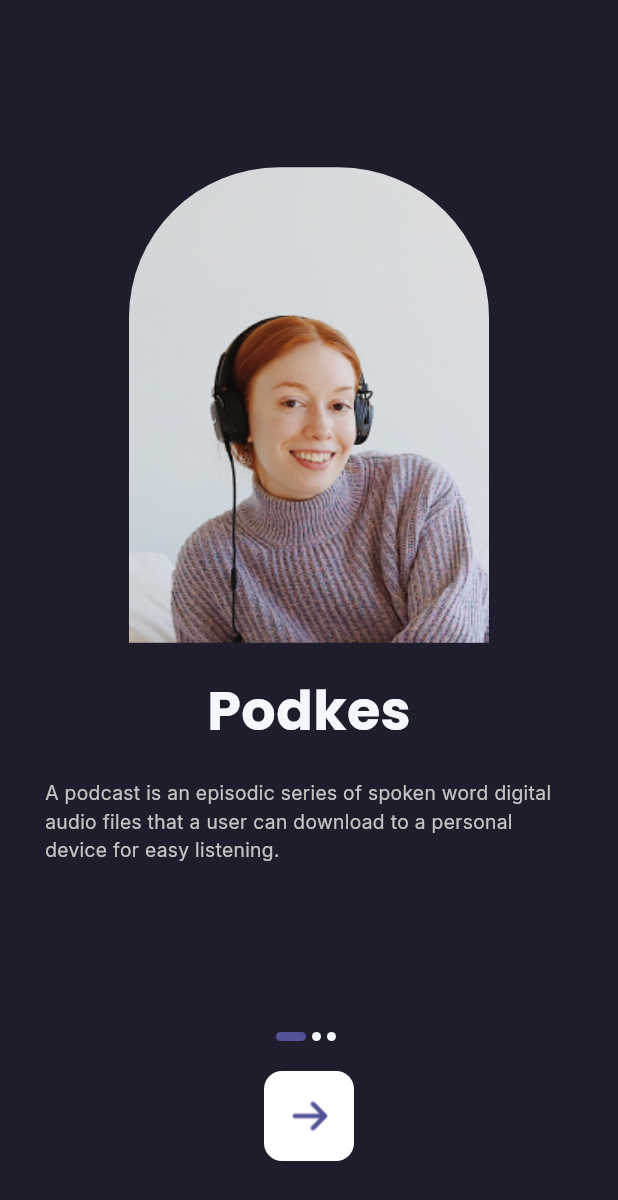
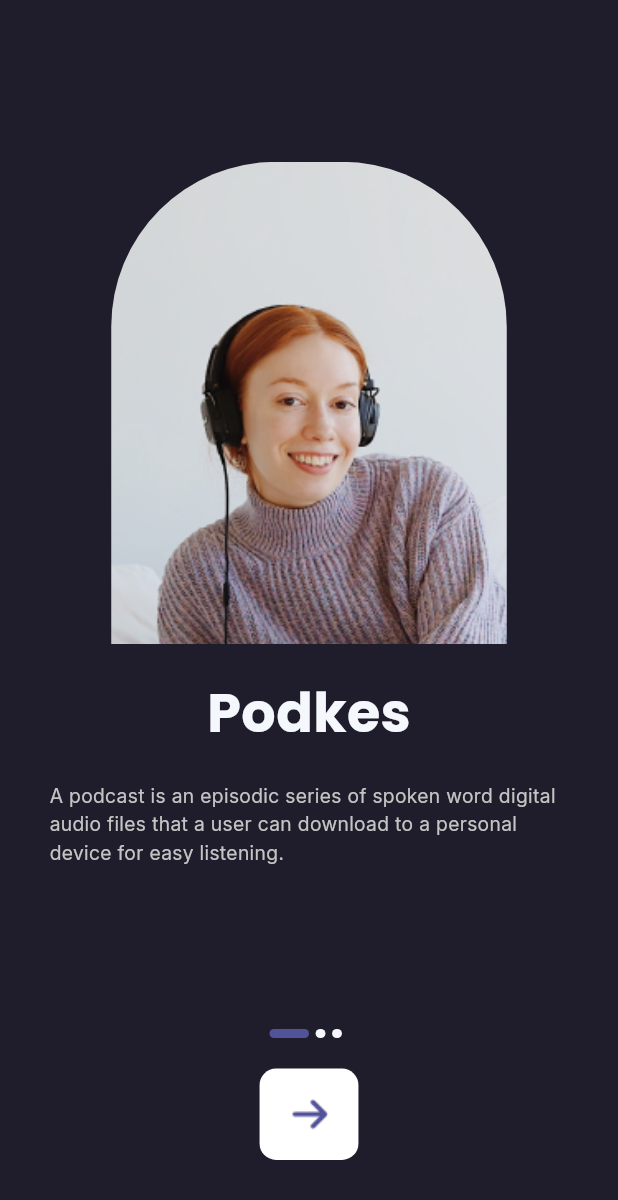
Before and after one commit to ozataknurullah/music_player, a Flutter app: the screen it shows after launch, on a phone screen of 412 x 824 dp. Shown: the top 1200 px of the screen. Run offline on Flutter 3.47's test engine with Material 3 defaults, Android fonts, the phone set to English and light mode, and no system bars; our stand-ins replace flutter_svg.

Commit message:
Onboarding screen with responsive design

```diff
--- a/lib/features/onboardingPage/presentation/onboarding_screen.dart
+++ b/lib/features/onboardingPage/presentation/onboarding_screen.dart
@@ -1,7 +1,9 @@
 import 'package:flutter/material.dart';
 import 'package:music_player/core/constans/colors.dart';
-import 'package:music_player/core/constans/fonts.dart';
+import 'package:music_player/core/helpers/responsive_helper.dart';
 import 'package:music_player/features/homePage/presentation/home_screen.dart';
+import 'package:music_player/features/onboardingPage/widgets/animated_dot.dart';
+import 'package:music_player/features/onboardingPage/widgets/onboarding_content.dart';
 
 class OnboardingScreen extends StatefulWidget {
   const OnboardingScreen({super.key});
@@ -15,6 +17,7 @@ class _OnboardingScreenState extends State<OnboardingScreen> {
   final PageController _pageController = PageController();
   @override
   Widget build(BuildContext context) {
+    final responsive = ResponsiveHelper(context);
     return Scaffold(
       backgroundColor: AppColors.primary,
       body: Column(
@@ -44,13 +47,13 @@ class _OnboardingScreenState extends State<OnboardingScreen> {
             children: List.generate(
                 onBoardData.length,
                 (index) => Padding(
-                      padding: const EdgeInsets.only(right: 4),
+                      padding: EdgeInsets.only(right: responsive.w(4)),
                       child: AnimatedDot(isActive: currentIndex == index),
                     )),
           ),
 
           SizedBox(
-            height: 20,
+            height: responsive.h(20),
           ),
 
           /// Button
@@ -71,90 +74,18 @@ class _OnboardingScreenState extends State<OnboardingScreen> {
               }
             },
             child: Container(
-              height: 60,
-              width: 60,
+              height: responsive.h(60),
+              width: responsive.w(60),
               decoration: BoxDecoration(
                 color: Colors.white,
-                borderRadius: BorderRadius.circular(12),
+                borderRadius: BorderRadius.circular(responsive.w(10)),
               ),
               child: Image.asset("assets/icons/Arrow_left.png"),
             ),
           ),
           SizedBox(
-            height: 50,
+            height: responsive.h(50),
           )
-        ],
-      ),
-    );
-  }
-}
-
-class AnimatedDot extends StatelessWidget {
-  const AnimatedDot({
-    super.key,
-    required this.isActive,
-  });
-  final bool isActive;
-
-  @override
-  Widget build(BuildContext context) {
-    return AnimatedContainer(
-      duration: Duration(milliseconds: 300),
-      height: 6,
-      width: isActive ? 20 : 6,
-      decoration: BoxDecoration(
-          color: isActive ? AppColors.accent : AppColors.textPrimary,
-          borderRadius: BorderRadius.circular(12)),
-    );
-  }
-}
-
-class OnboardContent extends StatelessWidget {
-  const OnboardContent({
-    super.key,
-    required this.image,
-    required this.title,
-    required this.text,
-  });
-
-  final String image, title, text;
-
-  @override
-  Widget build(BuildContext context) {
-    return Padding(
-      padding: const EdgeInsets.symmetric(horizontal: 30),
-      child: Column(
-        mainAxisAlignment: MainAxisAlignment.center,
-        children: [
-          ClipRRect(
-            borderRadius: BorderRadius.only(
-              topLeft: Radius.circular(100),
-              topRight: Radius.circular(100),
-            ),
-            child: Image.asset(
-              image,
-              height: 317,
-              width: 240,
-              fit: BoxFit.cover,
-            ),
-          ),
-          SizedBox(
-            height: 20,
-          ),
-
-          // PODKES heading
-          Text(
-            title,
-            style: AppFonts.title,
-          ),
-          SizedBox(
-            height: 20,
-          ),
-          // detail text
-          Text(
-            text,
-            style: AppFonts.splashText,
-          ),
         ],
       ),
     );
--- /dev/null
+++ b/lib/features/onboardingPage/widgets/animated_dot.dart
@@ -0,0 +1,25 @@
+import 'package:flutter/material.dart';
+import 'package:music_player/core/helpers/responsive_helper.dart';
+
+import '../../../core/constans/colors.dart';
+
+class AnimatedDot extends StatelessWidget {
+  const AnimatedDot({
+    super.key,
+    required this.isActive,
+  });
+  final bool isActive;
+
+  @override
+  Widget build(BuildContext context) {
+    final responsive = ResponsiveHelper(context);
+    return AnimatedContainer(
+      duration: Duration(milliseconds: 300),
+      height: responsive.h(6),
+      width: isActive ? responsive.w(24) : responsive.w(6),
+      decoration: BoxDecoration(
+          color: isActive ? AppColors.accent : AppColors.textPrimary,
+          borderRadius: BorderRadius.circular(responsive.w(12))),
+    );
+  }
+}
--- /dev/null
+++ b/lib/features/onboardingPage/widgets/onboarding_content.dart
@@ -0,0 +1,56 @@
+import 'package:flutter/material.dart';
+import 'package:music_player/core/constans/fonts.dart';
+import 'package:music_player/core/helpers/responsive_helper.dart';
+
+class OnboardContent extends StatelessWidget {
+  const OnboardContent({
+    super.key,
+    required this.image,
+    required this.title,
+    required this.text,
+  });
+
+  final String image, title, text;
+
+  @override
+  Widget build(BuildContext context) {
+    final responsive = ResponsiveHelper(context);
+    return Padding(
+      padding: EdgeInsets.symmetric(horizontal: responsive.w(30)),
+      child: Column(
+        mainAxisAlignment: MainAxisAlignment.center,
+        children: [
+          ClipRRect(
+            borderRadius: BorderRadius.only(
+              topLeft: Radius.circular(responsive.w(100)),
+              topRight: Radius.circular(responsive.w(100)),
+            ),
+            child: Image.asset(
+              image,
+              height: responsive.h(317),
+              width: responsive.w(240),
+              fit: BoxFit.cover,
+            ),
+          ),
+          SizedBox(
+            height: responsive.h(20),
+          ),
+
+          // PODKES heading
+          Text(
+            title,
+            style: AppFonts.title,
+          ),
+          SizedBox(
+            height: responsive.h(20),
+          ),
+          // detail text
+          Text(
+            text,
+            style: AppFonts.splashText,
+          ),
+        ],
+      ),
+    );
+  }
+}
--- a/lib/features/playingPage/presentation/widgets/my_appbar.dart
+++ b/lib/features/playingPage/presentation/widgets/my_appbar.dart
@@ -2,6 +2,7 @@ import 'package:flutter/material.dart';
 import 'package:flutter_svg/svg.dart';
 import 'package:music_player/core/constans/colors.dart';
 import 'package:music_player/core/constans/fonts.dart';
+import 'package:music_player/core/helpers/responsive_helper.dart';
 
 class MyAppBar extends StatelessWidget implements PreferredSizeWidget {
   const MyAppBar({
@@ -13,8 +14,9 @@ class MyAppBar extends StatelessWidget implements PreferredSizeWidget {
   Size get preferredSize => const Size.fromHeight(kToolbarHeight);
   @override
   Widget build(BuildContext context) {
+    final responsive = ResponsiveHelper(context);
     return Padding(
-      padding: const EdgeInsets.all(15),
+      padding: EdgeInsets.all(responsive.w(15)),
       child: AppBar(
         elevation: 0,
         leading: GestureDetector(
@@ -22,11 +24,11 @@ class MyAppBar extends StatelessWidget implements PreferredSizeWidget {
             Navigator.pop(context);
           },
           child: Container(
-            margin: const EdgeInsets.all(4),
+            margin: EdgeInsets.all(responsive.w(3)),
             child: SvgPicture.asset(
               'assets/icons/Vector.svg',
-              height: 12,
-              width: 12,
+              height: responsive.h(12),
+              width: responsive.w(12),
             ),
           ),
         ),
--- a/lib/main.dart
+++ b/lib/main.dart
@@ -1,5 +1,4 @@
 import 'package:flutter/material.dart';
-import 'package:music_player/features/discoverPage/presentation/discover_screen.dart';
 import 'package:music_player/features/homePage/presentation/home_screen.dart';
 import 'package:music_player/features/onboardingPage/presentation/onboarding_screen.dart';
 import 'package:music_player/features/splashPage/presentation/splash_screen.dart';
```
